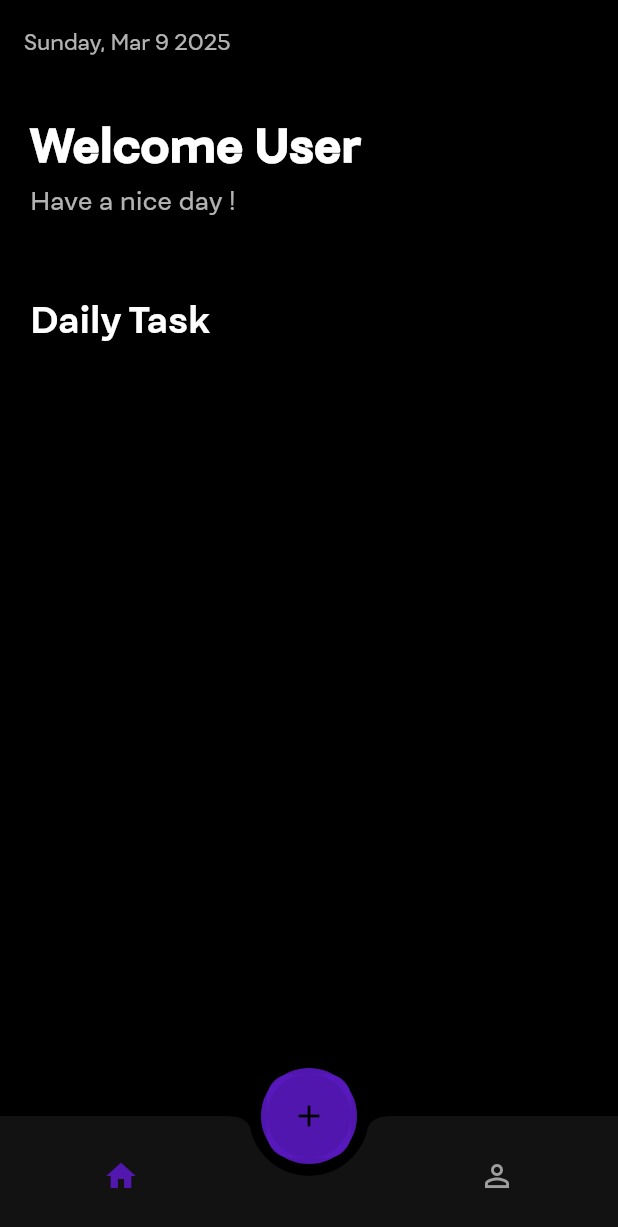
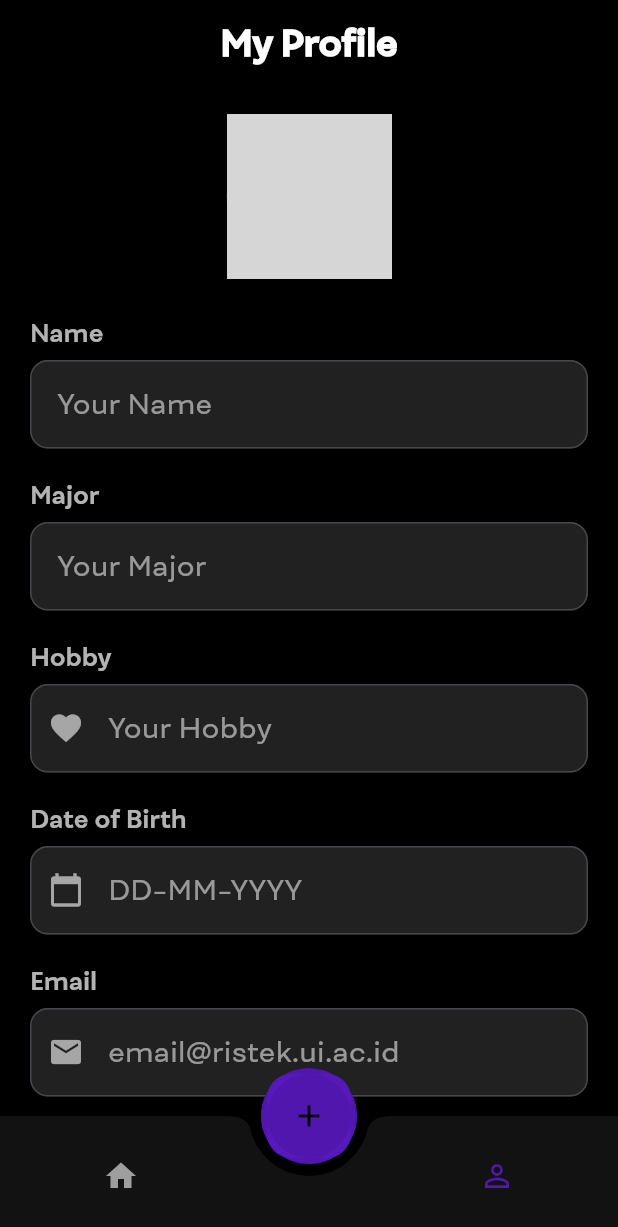
Before and after one commit to elgasing23/Ristek_M-Naufal-Zhafran, a Flutter app: the screen it shows after launch, after a tap on the "person outline" icon, on a phone screen of 412 x 824 dp. Shown: the top 1227 px of the screen. Run offline on Flutter 3.47's test engine with Material 3 defaults, Android fonts, the phone set to English and light mode, and no system bars; project files that could hold a hidden picture were left out; grey boxes are pictures that could not be loaded.

Commit message:
membuat profil page

```diff
--- a/lib/pages/home.dart
+++ b/lib/pages/home.dart
@@ -1,5 +1,6 @@
 import 'package:flutter/material.dart';
 import 'package:intl/intl.dart';
+import 'package:ristek_todoapp/pages/profilepage.dart';
 import 'package:ristek_todoapp/pages/todo.dart';
 import 'package:ristek_todoapp/pages/todo_item.dart';
 import 'package:ristek_todoapp/pages/addtask.dart';
@@ -14,7 +15,6 @@ class MyWidget extends StatefulWidget {
 class MyWidgetState extends State<MyWidget> {
   List<ToDo> todosList = [];
 
-
   void addTask(ToDo newTask) {
     setState(() {
       todosList.add(newTask);
@@ -25,7 +25,8 @@ class MyWidgetState extends State<MyWidget> {
     Navigator.push(
       context,
       MaterialPageRoute(
-        builder: (context) => AddTaskPage(
+        builder:
+            (context) => AddTaskPage(
               onTaskAdded: (updatedTask) {
                 setState(() {
                   int index = todosList.indexWhere((t) => t.id == task.id);
@@ -61,7 +62,12 @@ class MyWidgetState extends State<MyWidget> {
             SizedBox(width: 40),
             IconButton(
               icon: Icon(Icons.person_outline, color: Colors.grey),
-              onPressed: () {},
+              onPressed: () {
+                Navigator.push(
+                  context,
+                  MaterialPageRoute(builder: (context) => Profilepage()),
+                );
+              },
             ),
           ],
         ),
@@ -140,7 +146,7 @@ class MyWidgetState extends State<MyWidget> {
                   for (ToDo todo in todosList)
                     GestureDetector(
                       onTap: () => editTask(todo),
-                      child: TodoItem(todo: todo, onTodoToggle: (String id) {  },),
+                      child: TodoItem(todo: todo, onTodoToggle: (String id) {}),
                     ),
                 ],
               ),
--- /dev/null
+++ b/lib/pages/profilepage.dart
@@ -0,0 +1,193 @@
+import 'package:flutter/material.dart';
+import 'package:ristek_todoapp/pages/addtask.dart';
+import 'package:ristek_todoapp/pages/home.dart';
+
+class Profilepage extends StatelessWidget {
+  Profilepage({super.key});
+
+  final TextEditingController nameController = TextEditingController(text: "Your Name");
+  final TextEditingController majorController = TextEditingController(text: "Your Major");
+  final TextEditingController hobbyController = TextEditingController(text: "Your Hobby");
+  final TextEditingController dobController = TextEditingController(text: "DD-MM-YYYY");
+  final TextEditingController emailController = TextEditingController(text: "email@ristek.ui.ac.id");
+
+
+  @override
+  Widget build(BuildContext context) {
+    return Scaffold(
+      backgroundColor: Colors.black,
+      appBar: AppBar(
+        title: Text(
+          "My Profile",
+          style: TextStyle(
+            color: Colors.white,
+            fontSize: 24,
+            fontWeight: FontWeight.w900,
+          ),
+        ),
+        backgroundColor: Colors.black,
+        centerTitle: true,
+        automaticallyImplyLeading: false,
+      ),
+      body: SingleChildScrollView(
+        child: Padding(
+          padding: EdgeInsets.symmetric(horizontal: 20, vertical: 20),
+          child: Column(
+            children: [
+              Stack(
+                alignment: Alignment.bottomRight,
+                children: [
+                  ClipOval(
+                    child: Image.asset(
+                      "",
+                      width: 110,
+                      height: 110,
+                      fit: BoxFit.cover,
+                      errorBuilder: (context, error, stackTrace) {
+                        return CircleAvatar(
+                          radius: 55,
+                          backgroundColor: Colors.grey[700],
+                          child: Icon(Icons.person, color: Colors.white, size: 55),
+                        );
+                      },
+                    ),
+                  ),
+                  Container(
+                    decoration: BoxDecoration(
+                      color: Colors.white,
+                      shape: BoxShape.circle,
+                    ),
+                    padding: EdgeInsets.all(5),
+                    child: Icon(
+                      Icons.edit,
+                      color: Colors.purple,
+                      size: 22,
+                    ),
+                  ),
+                ],
+              ),
+              SizedBox(height: 25),
+              buildProfileField("Name", nameController),
+              buildProfileField("Major", majorController),
+              buildProfileField("Hobby", hobbyController, icon: Icons.favorite),
+              buildProfileField("Date of Birth", dobController, icon: Icons.calendar_today),
+              buildProfileField("Email", emailController, icon: Icons.email),
+            ],
+          ),
+        ),
+      ),
+      bottomNavigationBar: BottomAppBar(
+        color: const Color(0xFF121212),
+        shape: CircularNotchedRectangle(),
+        notchMargin: 8.0,
+        child: Row(
+          mainAxisAlignment: MainAxisAlignment.spaceAround,
+          children: [
+            IconButton(
+              icon: Icon(
+                Icons.home,
+                color: Colors.grey,
+              ),
+              onPressed: () {
+                Navigator.pushAndRemoveUntil(
+                  context,
+                  PageRouteBuilder(
+                    pageBuilder: (context, animation, secondaryAnimation) =>
+                        MyWidget(),
+                  ),
+                  (route) => false,
+                );
+              },
+            ),
+            SizedBox(width: 40),
+            IconButton(
+              icon: Icon(Icons.person_outline,
+                  color: const Color.fromARGB(232, 88, 24, 190)),
+              onPressed: () {},
+            ),
+          ],
+        ),
+      ),
+      floatingActionButton: Container(
+        decoration: BoxDecoration(
+          shape: BoxShape.circle,
+          color: Colors.black,
+          border: Border.all(
+            color: const Color.fromARGB(232, 88, 24, 190),
+            width: 4,
+          ),
+        ),
+        child: FloatingActionButton(
+          onPressed: () {
+            Navigator.push(
+              context,
+              MaterialPageRoute(
+                builder: (context) => AddTaskPage(onTaskAdded: (ToDo) {}),
+              ),
+            );
+          },
+          backgroundColor: const Color.fromARGB(232, 88, 24, 190),
+          elevation: 0,
+          child: Icon(Icons.add, color: Colors.black),
+        ),
+      ),
+      floatingActionButtonLocation: FloatingActionButtonLocation.centerDocked,
+    );
+  }
+
+  Widget buildProfileField(String label, TextEditingController controller, {IconData? icon}) {
+  FocusNode focusNode = FocusNode();
+  bool isEditing = false;
+
+  return StatefulBuilder(
+    builder: (context, setState) {
+      focusNode.addListener(() {
+        setState(() {
+          isEditing = focusNode.hasFocus || controller.text.isNotEmpty;
+        });
+      });
+
+      return Padding(
+        padding: EdgeInsets.only(bottom: 20),
+        child: Column(
+          crossAxisAlignment: CrossAxisAlignment.start,
+          children: [
+            Text(
+              label,
+              style: TextStyle(
+                color: Colors.white70,
+                fontSize: 16,
+                fontWeight: FontWeight.bold,
+              ),
+            ),
+            SizedBox(height: 6),
+            TextField(
+              controller: controller,
+              focusNode: focusNode,
+              style: TextStyle(
+                color: isEditing ? Colors.white : Colors.white54,
+                fontSize: 18,
+              ),
+              decoration: InputDecoration(
+                prefixIcon: icon != null ? Icon(icon, color: Colors.white60) : null,
+                filled: true,
+                fillColor: Colors.grey[900],
+                border: OutlineInputBorder(
+                  borderRadius: BorderRadius.circular(12),
+                  borderSide: BorderSide(color: Colors.white30),
+                ),
+                focusedBorder: OutlineInputBorder(
+                  borderRadius: BorderRadius.circular(12),
+                  borderSide: BorderSide(color: Colors.purple, width: 2),
+                ),
+                contentPadding: EdgeInsets.symmetric(horizontal: 14, vertical: 16),
+              ),
+            ),
+          ],
+        ),
+      );
+    },
+  );
+}
+
+}
--- a/lib/pages/todo_item.dart
+++ b/lib/pages/todo_item.dart
@@ -38,7 +38,7 @@ class TodoItem extends StatelessWidget {
           color: const Color.fromARGB(232, 88, 24, 190),
         ),
         title: Text(
-          todo.todoText!,
+          todo.todoText,
           style: TextStyle(
             fontSize: 16,
             color: Colors.white,
```
Lines whose indentation alone changed are shown as unchanged.
